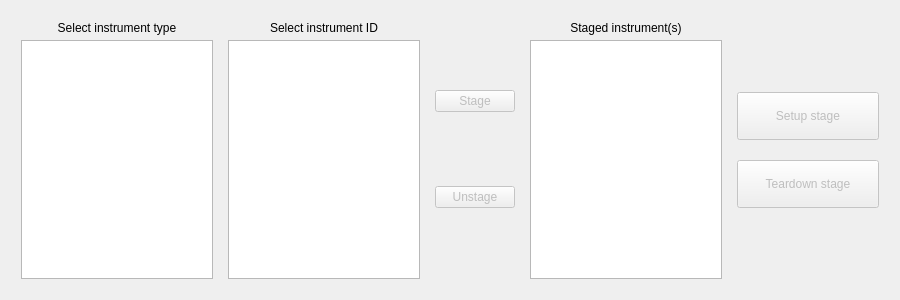
First picture: the form in qcore/gui/server_widget.ui, repository deanpoulos/qcore-octave, before the edit.
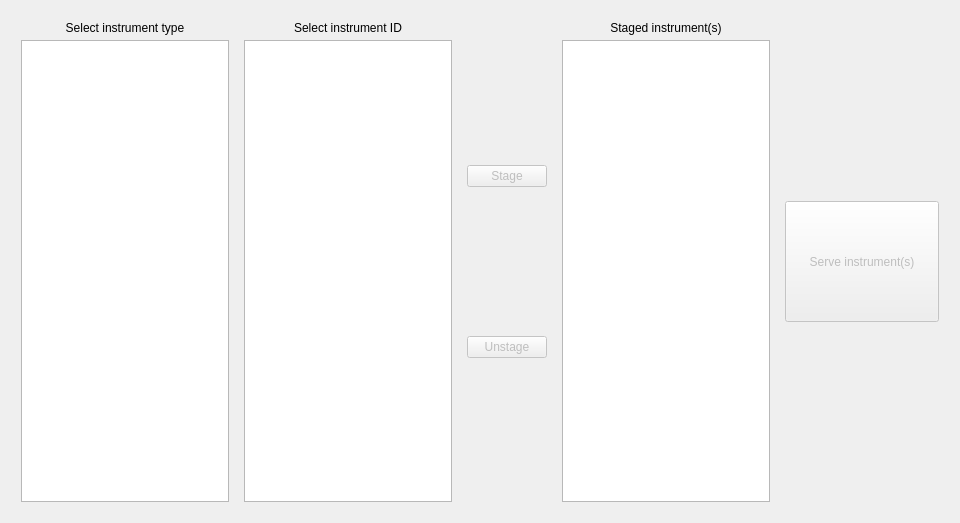
Second picture: the form after the edit.

Commit message:
Create a standalone qcore.instruments package
Provide ability to connect to instruments one-by-one or as a group, instead of as a single stage

Patch:
```diff
--- a/qcore/gui/server_widget.ui
+++ b/qcore/gui/server_widget.ui
@@ -6,8 +6,8 @@
    <rect>
     <x>0</x>
     <y>0</y>
-    <width>900</width>
-    <height>300</height>
+    <width>960</width>
+    <height>523</height>
    </rect>
   </property>
   <property name="minimumSize">
@@ -189,7 +189,7 @@
       </layout>
      </item>
      <item>
-      <layout class="QVBoxLayout" name="serve_buttons_layout" stretch="3,2,2,3">
+      <layout class="QVBoxLayout" name="serve_button_layout" stretch="3,2,3">
        <property name="spacing">
         <number>20</number>
        </property>
@@ -230,28 +230,12 @@
           </sizepolicy>
          </property>
          <property name="text">
-          <string>Setup stage</string>
+          <string>Serve instrument(s)</string>
          </property>
         </widget>
        </item>
        <item>
-        <widget class="QPushButton" name="teardown_button">
-         <property name="enabled">
-          <bool>false</bool>
-         </property>
-         <property name="sizePolicy">
-          <sizepolicy hsizetype="Expanding" vsizetype="Expanding">
-           <horstretch>0</horstretch>
-           <verstretch>0</verstretch>
-          </sizepolicy>
-         </property>
-         <property name="text">
-          <string>Teardown stage</string>
-         </property>
-        </widget>
-       </item>
-       <item>
-        <spacer name="serve_buttons_bottom_spacer">
+        <spacer name="serve_button_bottom_spacer">
          <property name="orientation">
           <enum>Qt::Vertical</enum>
          </property>
```
Left out of the diff: 2 changed lines with no effect on the pictures. The commit also changes 26 other files.
